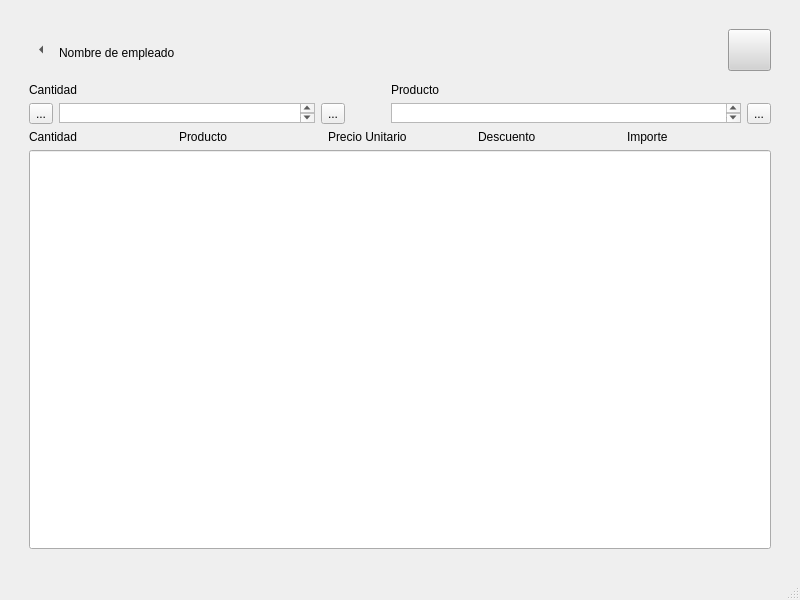
This is PuntoVenta.ui in Matapuercos666/OPTICA as Qt 5 draws it before an edit. The edited form follows.
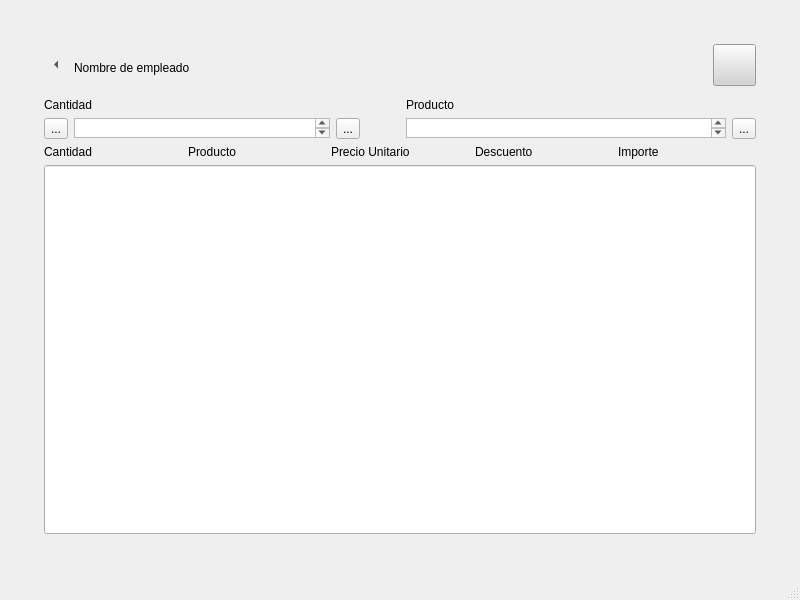
This is the edited form. Icons and pictures are not drawn.

Diff of the .ui file:
```diff
--- a/PuntoVenta.ui
+++ b/PuntoVenta.ui
@@ -18,16 +18,16 @@
     <item row="0" column="0">
      <layout class="QGridLayout" name="gridLayout_3">
       <property name="leftMargin">
-       <number>20</number>
+       <number>35</number>
       </property>
       <property name="topMargin">
-       <number>20</number>
+       <number>35</number>
       </property>
       <property name="rightMargin">
-       <number>20</number>
+       <number>35</number>
       </property>
       <property name="bottomMargin">
-       <number>20</number>
+       <number>35</number>
       </property>
       <item row="1" column="0">
        <layout class="QGridLayout" name="gridLayout">
```
Left out of the diff: 6 changed lines with no effect on the pictures.
